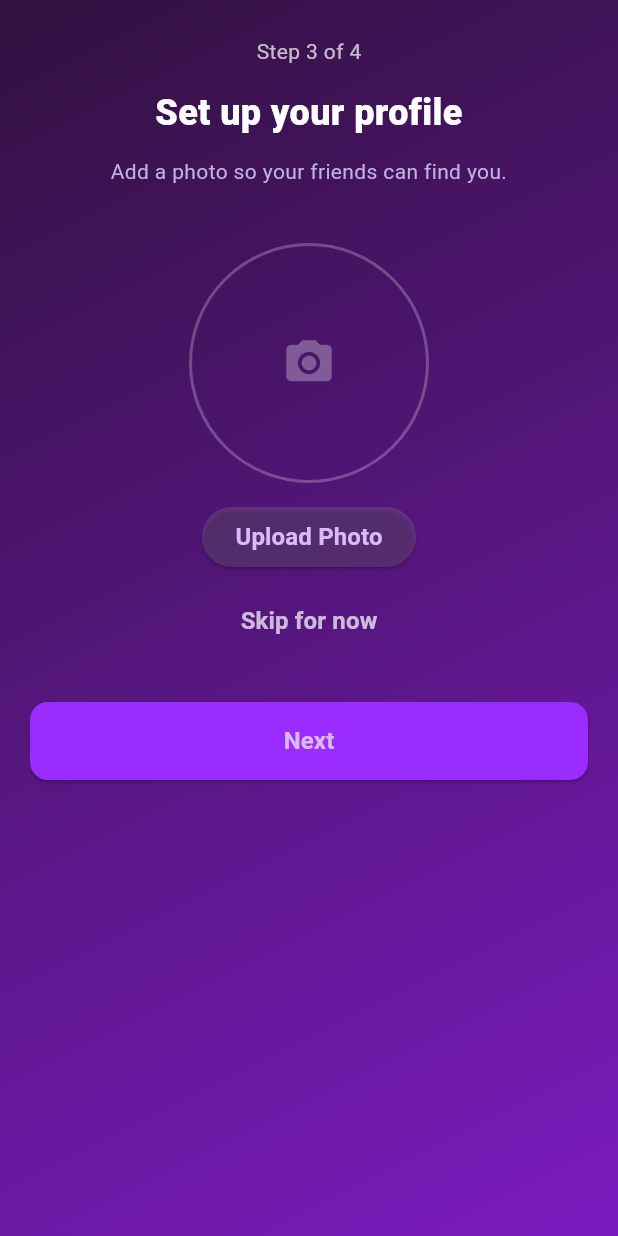
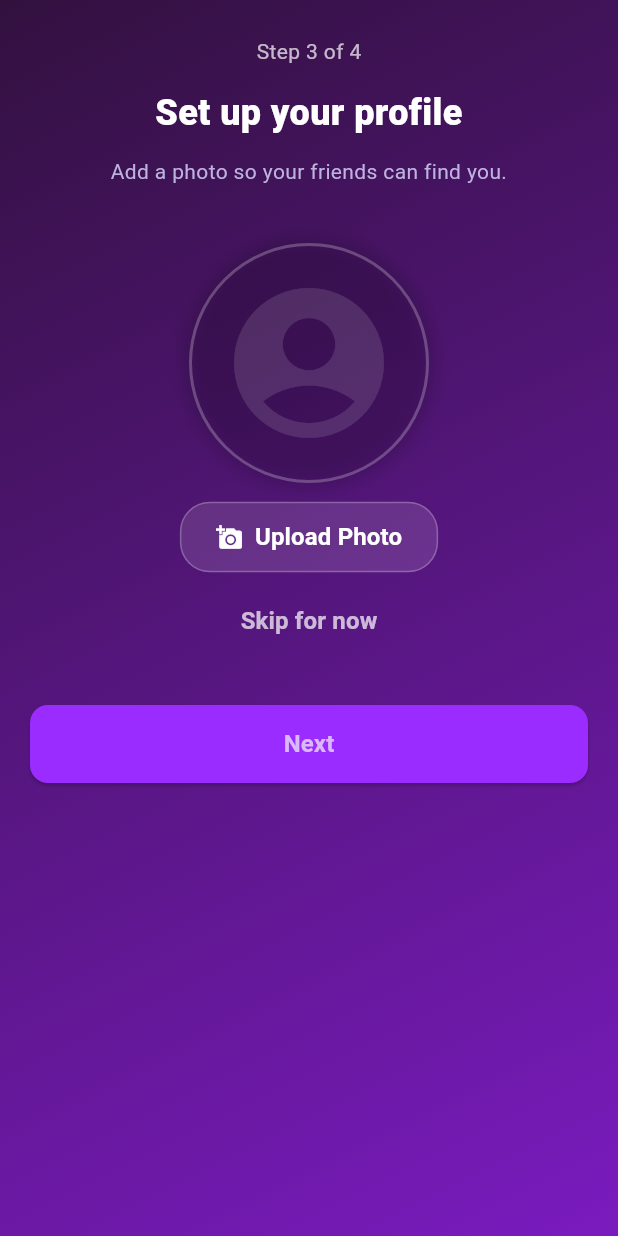
Before and after one commit to kalchan12/Graduate-Chronicles, a Flutter app: the SignupStep3 screen opened by its route, on a phone screen of 412 x 824 dp. Run offline on Flutter 3.47's test engine with Material 3 defaults, Android fonts, the light colour scheme and no system bars; our stand-ins replace flutter_riverpod, image_picker, permission_handler.

Commit message:
- Update Signup Step 2 (Academic Details) with custom-styled overlay dropdowns that match the dark theme (semi-transparent purple, rounded corners). - Implement real image picking in Signup Step 3 using  and , allowing users to select profile photos from the gallery. - Add  and  dependencies.

```diff
--- a/lib/ui/auth/signup/signup_step3.dart
+++ b/lib/ui/auth/signup/signup_step3.dart
@@ -1,5 +1,6 @@
 import 'package:flutter/material.dart';
-import 'package:flutter/services.dart' show rootBundle;
+import 'package:image_picker/image_picker.dart';
+import 'package:permission_handler/permission_handler.dart';
 import 'package:flutter_riverpod/flutter_riverpod.dart';
 import '../../../theme/design_system.dart';
 import '../../../state/signup_state.dart';
@@ -12,15 +13,46 @@ class SignupStep3 extends ConsumerStatefulWidget {
 }
 
 class _SignupStep3State extends ConsumerState<SignupStep3> {
-  Future<void> _simulatePickFromAssets() async {
-    // Simulate picking an image by loading an app asset into memory.
+  final ImagePicker _picker = ImagePicker();
+
+  Future<void> _pickImage() async {
+    // Request permission first
+    // Note: On Android 13+, READ_MEDIA_IMAGES is used, but library handles details mostly.
+    // For simplicity, we check photos.
+    var status = await Permission.photos.status;
+    if (!status.isGranted) {
+      status = await Permission.photos.request();
+    }
+
+    // Some Android versions (standard storage) or iOS behavior nuances:
+    // If still denied, try 'storage' or just proceed to picker which might handle it or fail gracefully.
+    if (status.isPermanentlyDenied) {
+      if (!mounted) return;
+      ScaffoldMessenger.of(context).showSnackBar(
+        const SnackBar(
+          content: Text('Permission denied. Please enable access in settings.'),
+        ),
+      );
+      return;
+    }
+
     try {
-      final data = await rootBundle.load('assets/images/GC_logo.png');
-      ref
-          .read(signupFormProvider.notifier)
-          .setAvatar(data.buffer.asUint8List());
-    } catch (_) {
-      // ignore if asset missing
+      final XFile? image = await _picker.pickImage(
+        source: ImageSource.gallery,
+        maxWidth: 800, // Reasonable max width for avatars
+        maxHeight: 800,
+      );
+
+      if (image != null) {
+        final bytes = await image.readAsBytes();
+        ref.read(signupFormProvider.notifier).setAvatar(bytes);
+      }
+    } catch (e) {
+      // Handle picker errors
+      if (!mounted) return;
+      ScaffoldMessenger.of(
+        context,
+      ).showSnackBar(SnackBar(content: Text('Error picking image: $e')));
     }
   }
 
@@ -80,13 +112,20 @@ class _SignupStep3State extends ConsumerState<SignupStep3> {
                         decoration: BoxDecoration(
                           borderRadius: BorderRadius.circular(80),
                           border: Border.all(color: Colors.white24, width: 2),
+                          boxShadow: [
+                            BoxShadow(
+                              color: Colors.black.withValues(alpha: 0.2),
+                              blurRadius: 10,
+                              spreadRadius: 2,
+                            ),
+                          ],
                         ),
                         child: state.avatar == null
                             ? const Center(
                                 child: Icon(
-                                  Icons.camera_alt,
-                                  color: Colors.white30,
-                                  size: 36,
+                                  Icons.account_circle,
+                                  color: Colors.white12,
+                                  size: 120,
                                 ),
                               )
                             : ClipRRect(
@@ -98,14 +137,38 @@ class _SignupStep3State extends ConsumerState<SignupStep3> {
                               ),
                       ),
                       ElevatedButton(
-                        onPressed: _simulatePickFromAssets,
+                        onPressed: _pickImage,
                         style: ElevatedButton.styleFrom(
                           backgroundColor: Colors.white12,
+                          elevation: 0,
                           shape: RoundedRectangleBorder(
                             borderRadius: BorderRadius.circular(20),
+                            side: const BorderSide(color: Colors.white24),
+                          ),
+                          padding: const EdgeInsets.symmetric(
+                            horizontal: 24,
+                            vertical: 12,
                           ),
                         ),
-                        child: const Text('Upload Photo'),
+                        child: Row(
+                          mainAxisSize: MainAxisSize.min,
+                          children: [
+                            Icon(
+                              state.avatar == null
+                                  ? Icons.add_a_photo
+                                  : Icons.edit,
+                              size: 18,
+                              color: Colors.white,
+                            ),
+                            const SizedBox(width: 8),
+                            Text(
+                              state.avatar == null
+                                  ? 'Upload Photo'
+                                  : 'Change Photo',
+                              style: const TextStyle(color: Colors.white),
+                            ),
+                          ],
+                        ),
                       ),
                       const SizedBox(height: 8),
                       TextButton(
@@ -117,8 +180,7 @@ class _SignupStep3State extends ConsumerState<SignupStep3> {
                           style: TextStyle(color: Colors.white70),
                         ),
                       ),
-                      const SizedBox(height: 12),
-                      const SizedBox(height: 18),
+                      const SizedBox(height: 32),
                       SizedBox(
                         width: double.infinity,
                         height: 52,
@@ -132,7 +194,13 @@ class _SignupStep3State extends ConsumerState<SignupStep3> {
                               borderRadius: BorderRadius.circular(12),
                             ),
                           ),
-                          child: const Text('Next'),
+                          child: const Text(
+                            'Next',
+                            style: TextStyle(
+                              fontWeight: FontWeight.w700,
+                              fontSize: 16,
+                            ),
+                          ),
                         ),
                       ),
                     ],
--- a/pubspec.yaml
+++ b/pubspec.yaml
@@ -37,6 +37,8 @@ dependencies:
   flutter_riverpod: ^3.0.3
   riverpod: ^3.0.3
   state_notifier: ^1.0.0
+  image_picker: ^1.2.1
+  permission_handler: ^12.0.1
 
 dev_dependencies:
   flutter_test:
```
Also changed, not shown: lib/ui/auth/signup/signup_step2.dart (+45 -6 lines), pubspec.lock, 5 other files.
